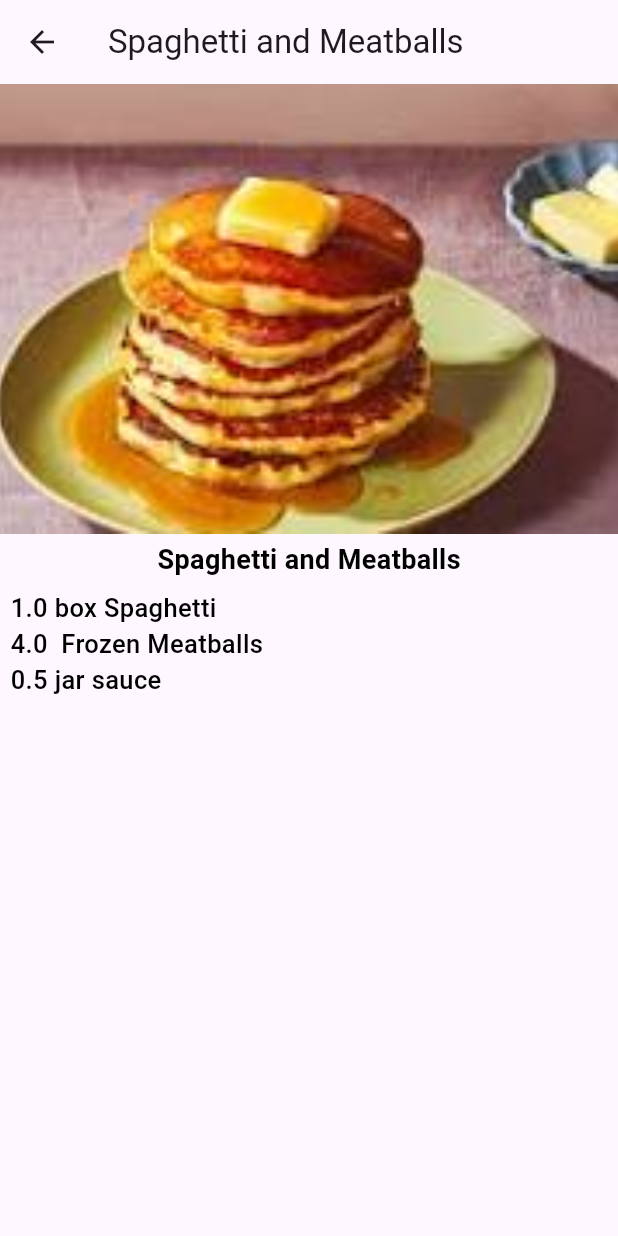
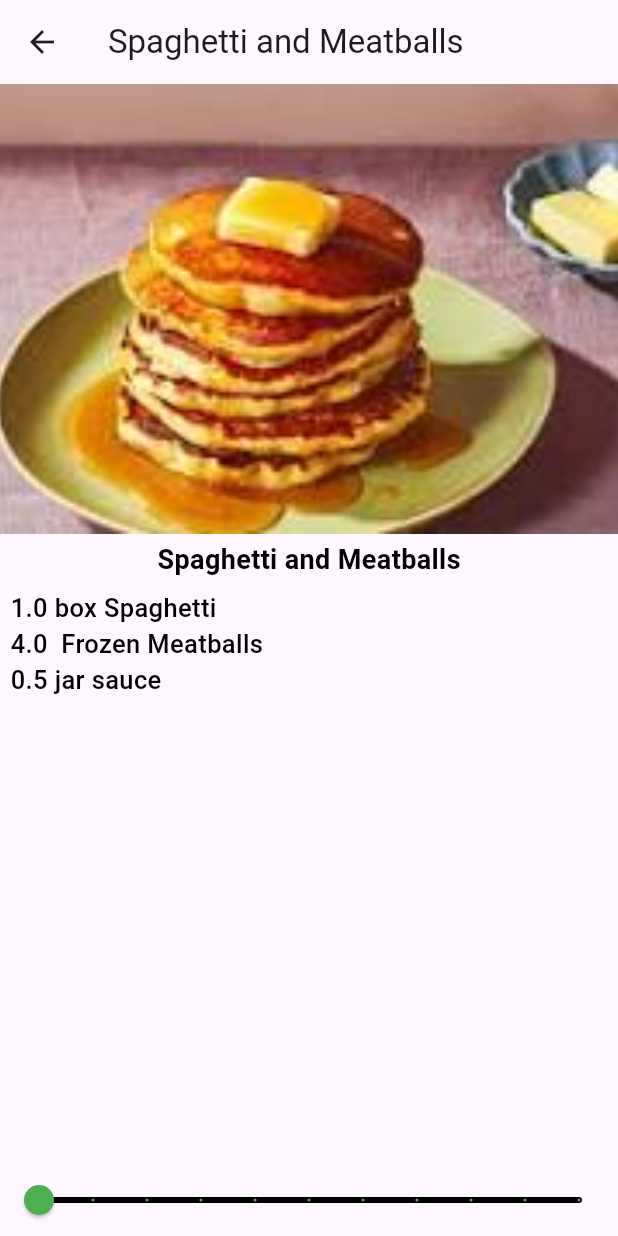
Before and after one commit to MaxiFine/recipe_app, a Flutter app: the screen it shows after launch, after a tap on "Spaghetti and Meatballs", on a phone screen of 412 x 824 dp. Run offline on Flutter 3.47's test engine with Material 3 defaults, Android fonts, the phone set to English and light mode, and no system bars.

Commit message:
adding slider view to details page

```diff
--- a/lib/recipe_detail.dart
+++ b/lib/recipe_detail.dart
@@ -3,7 +3,9 @@ import 'recipe.dart';
 
 class RecipeDetail extends StatefulWidget {
   final Recipe recipe;
-  const RecipeDetail({super.key, required this.recipe,
+  const RecipeDetail({
+    super.key,
+    required this.recipe,
   });
   @override
   _RecipeDetailState createState() {
@@ -12,6 +14,8 @@ class RecipeDetail extends StatefulWidget {
 }
 
 class _RecipeDetailState extends State<RecipeDetail> {
+  int _sliderVal = 1;
+
   @override
   Widget build(BuildContext context) {
     return Scaffold(
@@ -58,6 +62,21 @@ class _RecipeDetailState extends State<RecipeDetail> {
               ),
             ),
 
+            // slider code here
+            Slider(
+              min: 1,
+              max: 10,
+              divisions: 10,
+              label: '${_sliderVal * widget.recipe.servings} servings',
+              value: _sliderVal.toDouble(),
+              onChanged: (newValue) {
+                setState(() {
+                  _sliderVal = newValue.round();
+                });
+              },
+              activeColor: Colors.green,
+              inactiveColor: Colors.black,
+            ),
           ],
         ),
       ),
```
Lines whose indentation alone changed are shown as unchanged.
